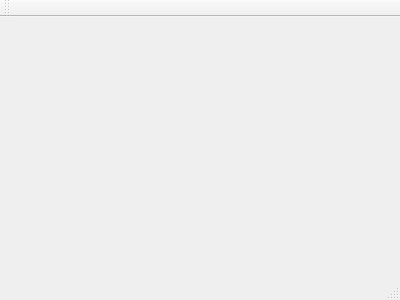
This is mainwindow.ui in lFonsec/datastructure as Qt 5 draws it before an edit. The edited form follows.
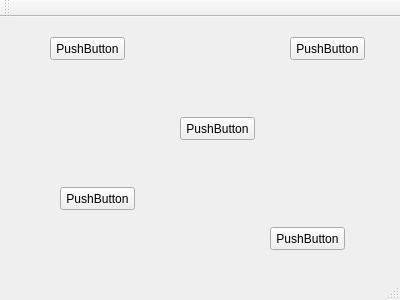
This is the edited form.

Commit message: Teste de botao

```diff
--- a/mainwindow.ui
+++ b/mainwindow.ui
@@ -12,13 +12,94 @@
   <property name="windowTitle" >
    <string>MainWindow</string>
   </property>
-  <widget class="QMenuBar" name="menuBar" />
-  <widget class="QToolBar" name="mainToolBar" />
-  <widget class="QWidget" name="centralWidget" />
-  <widget class="QStatusBar" name="statusBar" />
+  <widget class="QWidget" name="centralWidget">
+   <widget class="QPushButton" name="pushButton">
+    <property name="geometry">
+     <rect>
+      <x>50</x>
+      <y>20</y>
+      <width>75</width>
+      <height>23</height>
+     </rect>
+    </property>
+    <property name="text">
+     <string>PushButton</string>
+    </property>
+   </widget>
+   <widget class="QPushButton" name="pushButton_2">
+    <property name="geometry">
+     <rect>
+      <x>180</x>
+      <y>100</y>
+      <width>75</width>
+      <height>23</height>
+     </rect>
+    </property>
+    <property name="text">
+     <string>PushButton</string>
+    </property>
+   </widget>
+   <widget class="QPushButton" name="pushButton_3">
+    <property name="geometry">
+     <rect>
+      <x>60</x>
+      <y>170</y>
+      <width>75</width>
+      <height>23</height>
+     </rect>
+    </property>
+    <property name="text">
+     <string>PushButton</string>
+    </property>
+   </widget>
+   <widget class="QPushButton" name="pushButton_4">
+    <property name="geometry">
+     <rect>
+      <x>270</x>
+      <y>210</y>
+      <width>75</width>
+      <height>23</height>
+     </rect>
+    </property>
+    <property name="text">
+     <string>PushButton</string>
+    </property>
+   </widget>
+   <widget class="QPushButton" name="pushButton_5">
+    <property name="geometry">
+     <rect>
+      <x>290</x>
+      <y>20</y>
+      <width>75</width>
+      <height>23</height>
+     </rect>
+    </property>
+    <property name="text">
+     <string>PushButton</string>
+    </property>
+   </widget>
+  </widget>
+  <widget class="QMenuBar" name="menuBar">
+   <property name="geometry">
+    <rect>
+     <x>0</x>
+     <y>0</y>
+     <width>400</width>
+     <height>21</height>
+    </rect>
+   </property>
+  </widget>
+  <widget class="QToolBar" name="mainToolBar">
+   <attribute name="toolBarArea">
+    <enum>TopToolBarArea</enum>
+   </attribute>
+   <attribute name="toolBarBreak">
+    <bool>false</bool>
+   </attribute>
+  </widget>
+  <widget class="QStatusBar" name="statusBar"/>
  </widget>
- <layoutDefault spacing="6" margin="11" />
- <pixmapfunction></pixmapfunction>
+ <layoutdefault spacing="6" margin="11"/>
  <resources/>
  <connections/>
 </ui>
```
Left out of the diff: 7 changed lines with no effect on the pictures. The commit also changes 1 other file.
